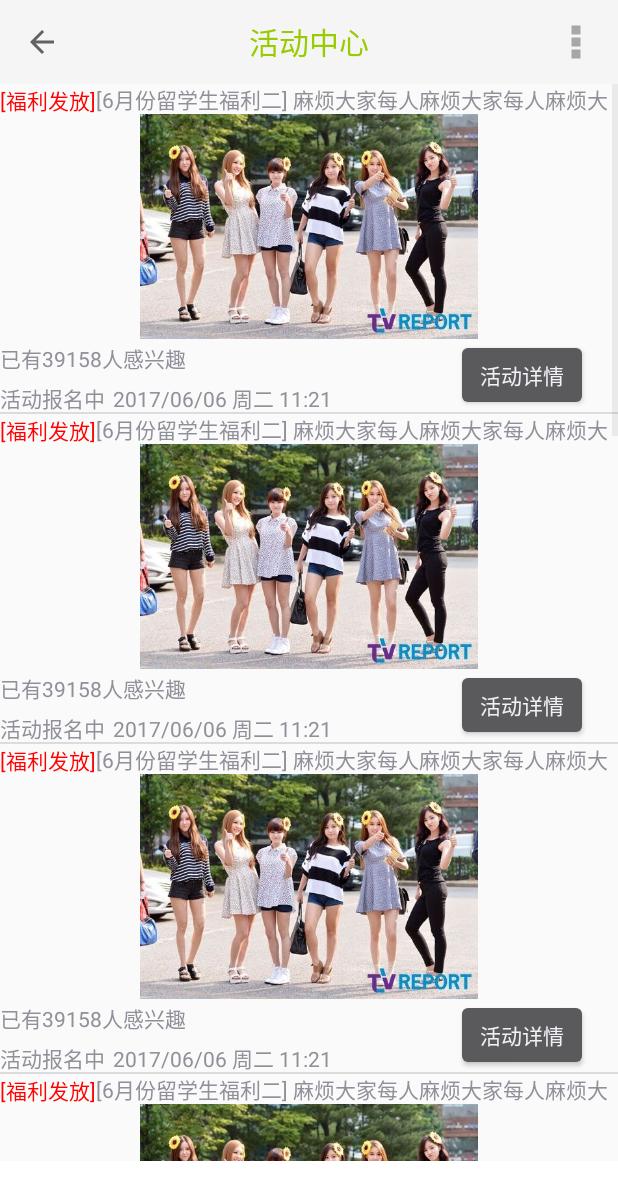
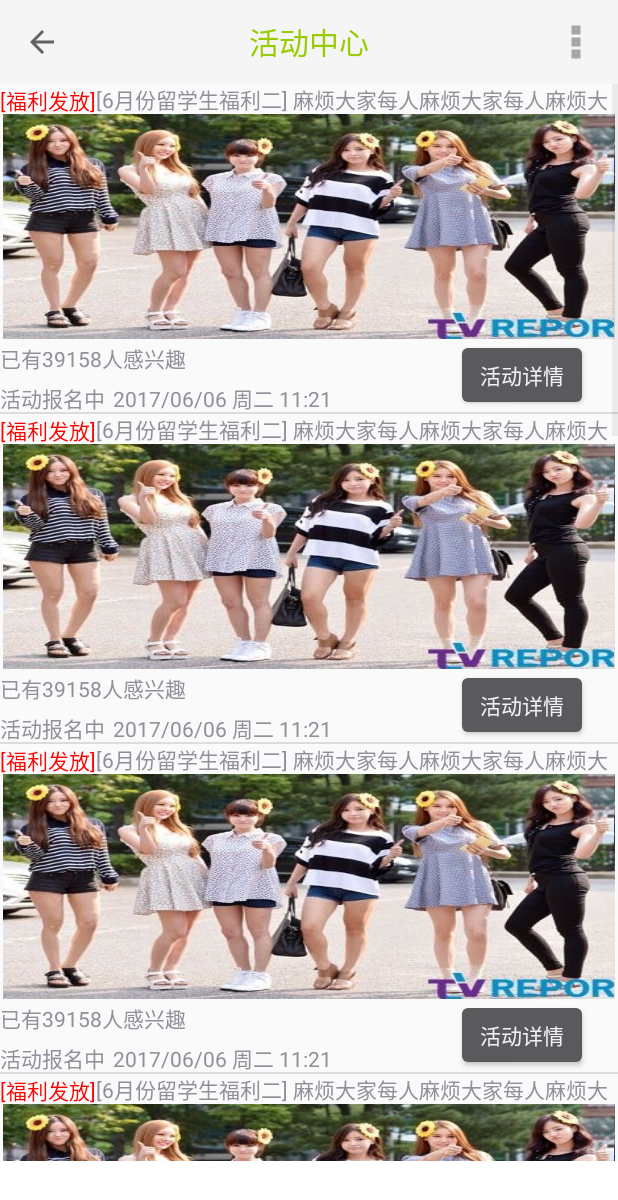
Before and after one commit to xz65669983/LittleTortoist, an Android app: the ActivityActivity screen opened directly, with no data from a screen before it, on a phone screen of 412 x 824 dp. Shown: the top 1200 px of the screen. Run offline under Robolectric (Android 15) with nearby library versions, the phone set to English and light mode, and no system bars.

Commit message:
图片拉伸

```diff
--- a/app/src/main/res/layout/listview_activity_center.xml
+++ b/app/src/main/res/layout/listview_activity_center.xml
@@ -23,7 +23,8 @@
         android:layout_height="150dp"
         android:paddingLeft="2dp"
         android:paddingRight="2dp"
-        android:src="@drawable/taraset"/>
+        android:src="@drawable/taraset"
+        android:scaleType="fitXY"/>
 
     <RelativeLayout
         android:layout_width="match_parent"
```
Also changed, not shown: 5 other files.
